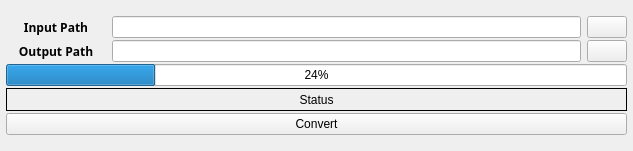
The window that image_scripts/ui/sequence_crop.ui (tws0002/scripts) describes before a commit, drawn with Qt 5.
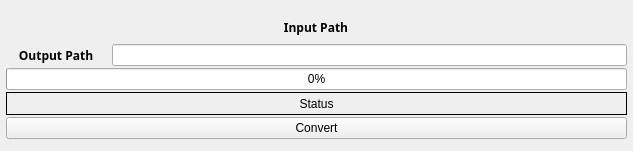
The same window after the commit. Icons and pictures are not drawn.

What changed in the file:
```diff
--- a/image_scripts/ui/sequence_crop.ui
+++ b/image_scripts/ui/sequence_crop.ui
@@ -89,45 +89,6 @@
            </property>
           </widget>
          </item>
-         <item>
-          <widget class="QLineEdit" name="input_path">
-           <property name="minimumSize">
-            <size>
-             <width>400</width>
-             <height>0</height>
-            </size>
-           </property>
-           <property name="maximumSize">
-            <size>
-             <width>16777215</width>
-             <height>16777215</height>
-            </size>
-           </property>
-           <property name="text">
-            <string/>
-           </property>
-          </widget>
-         </item>
-         <item>
-          <widget class="QPushButton" name="input_folder_button">
-           <property name="text">
-            <string/>
-           </property>
-           <property name="icon">
-            <iconset resource="../../maya_scripts/icons/icons.qrc">
-             <normaloff>:/Art-1405260002/d/assets/scripts/maya_scripts/icons/folder-open-o_d7801a_12.png</normaloff>:/Art-1405260002/d/assets/scripts/maya_scripts/icons/folder-open-o_d7801a_12.png</iconset>
-           </property>
-           <property name="iconSize">
-            <size>
-             <width>12</width>
-             <height>12</height>
-            </size>
-           </property>
-           <property name="flat">
-            <bool>false</bool>
-           </property>
-          </widget>
-         </item>
         </layout>
        </item>
        <item>
@@ -187,26 +148,6 @@
            </property>
           </widget>
          </item>
-         <item>
-          <widget class="QPushButton" name="input_folder_button_2">
-           <property name="text">
-            <string/>
-           </property>
-           <property name="icon">
-            <iconset resource="../../maya_scripts/icons/icons.qrc">
-             <normaloff>:/Art-1405260002/d/assets/scripts/maya_scripts/icons/folder-open-o_d7801a_12.png</normaloff>:/Art-1405260002/d/assets/scripts/maya_scripts/icons/folder-open-o_d7801a_12.png</iconset>
-           </property>
-           <property name="iconSize">
-            <size>
-             <width>12</width>
-             <height>12</height>
-            </size>
-           </property>
-           <property name="flat">
-            <bool>false</bool>
-           </property>
-          </widget>
-         </item>
         </layout>
        </item>
        <item>
@@ -215,7 +156,7 @@
           <bool>true</bool>
          </property>
          <property name="value">
-          <number>24</number>
+          <number>0</number>
          </property>
         </widget>
        </item>
```
Left out of the diff: 4 changed lines with no effect on the pictures.
